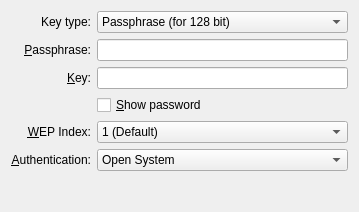
Old version of the form libs/ui/security/wep.ui in the repository KDE/networkmanagement.
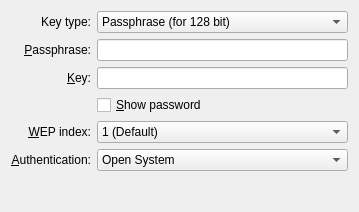
New version of the form. Custom widgets are drawn as their Qt base class.

Diff of the .ui file:
```diff
--- a/libs/ui/security/wep.ui
+++ b/libs/ui/security/wep.ui
@@ -51,7 +51,7 @@
    <item row="4" column="0" colspan="2">
     <widget class="QLabel" name="weptxkeyindexLabel">
      <property name="text">
-      <string>&amp;WEP Index:</string>
+      <string>&amp;WEP index:</string>
      </property>
      <property name="alignment">
       <set>Qt::AlignRight|Qt::AlignTrailing|Qt::AlignVCenter</set>
```
